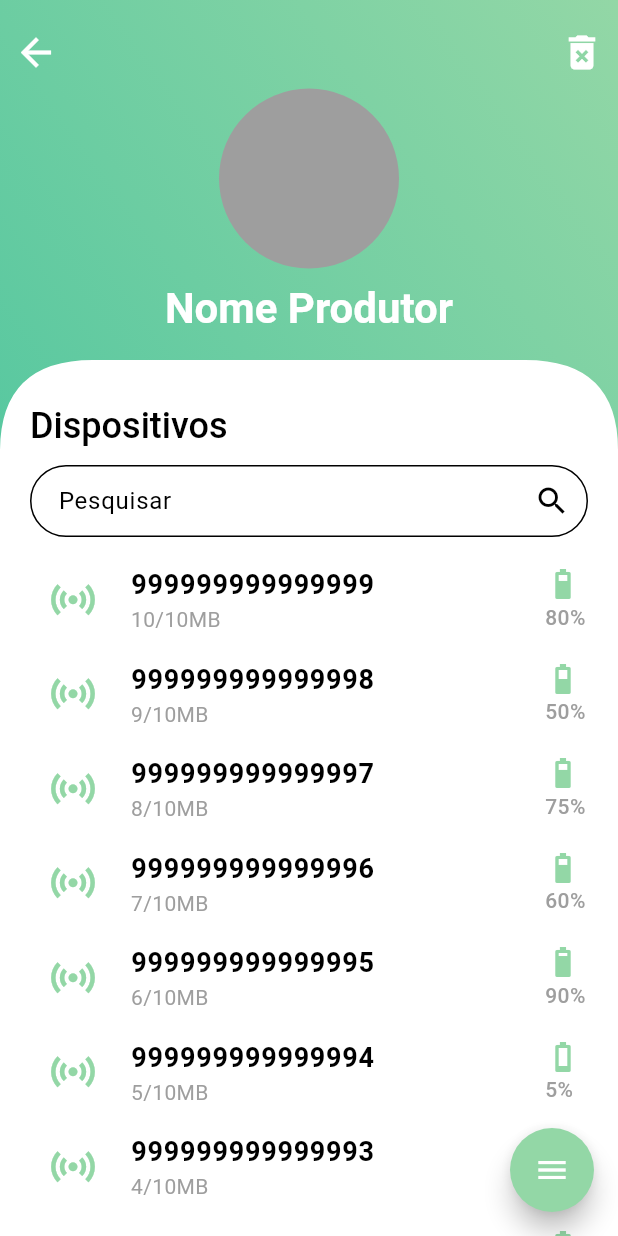
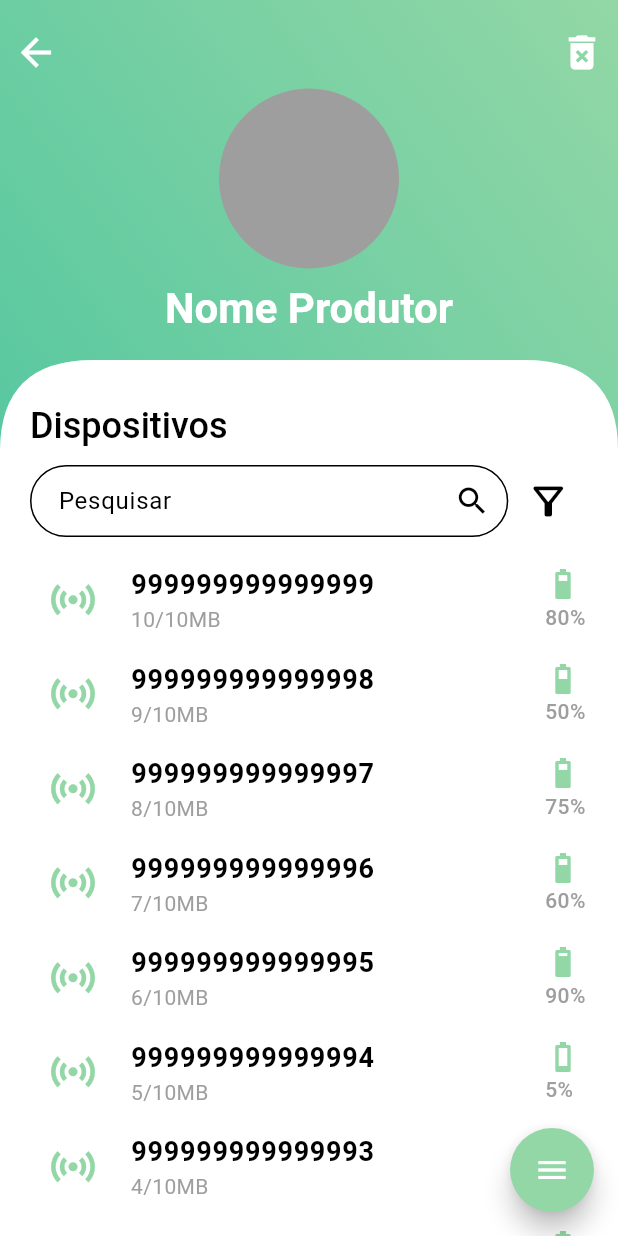
Before and after one commit to RobertoFMBarreto/guardian-people, a Flutter app: the ProducerPage screen opened by its route, on a phone screen of 412 x 824 dp. Run offline on Flutter 3.47's test engine with Material 2 defaults, Android fonts, the phone set to English and light mode, and no system bars; drawn by our look-alikes of flutter_speed_dial; missing offline and left inert: dart:ffi.

Commit message:
Producer page device filtering done

```diff
--- a/lib/main.dart
+++ b/lib/main.dart
@@ -55,6 +55,11 @@ class MyApp extends StatelessWidget {
           surface: gdBackgroundColor,
           onSurface: gdtOnBackgroundColor,
         ),
+        elevatedButtonTheme: const ElevatedButtonThemeData(
+          style: ButtonStyle(
+            backgroundColor: MaterialStatePropertyAll(gdSecondaryColor),
+          ),
+        ),
         inputDecorationTheme: InputDecorationTheme(
           border: OutlineInputBorder(
             borderRadius: BorderRadius.circular(50),
--- a/lib/models/models/device.dart
+++ b/lib/models/models/device.dart
@@ -2,10 +2,14 @@ class Device {
   final int imei;
   final int dataUsage;
   final int battery;
+  final double elevation;
+  final double temperature;
 
   const Device({
     required this.imei,
     required this.dataUsage,
     required this.battery,
+    required this.elevation,
+    required this.temperature,
   });
 }
--- a/lib/pages/admin/producer_page.dart
+++ b/lib/pages/admin/producer_page.dart
@@ -1,3 +1,5 @@
+import 'dart:ffi';
+
 import 'package:flutter/material.dart';
 import 'package:guardian/models/models/custom_floating_btn_options.dart';
 import 'package:guardian/models/models/device.dart';
@@ -5,7 +7,9 @@ import 'package:guardian/models/models/devices.dart';
 import 'package:guardian/models/models/focus_manager.dart';
 import 'package:guardian/widgets/device_item.dart';
 import 'package:guardian/widgets/floating_action_button.dart';
+import 'package:guardian/widgets/inputs/range_input.dart';
 import 'package:guardian/widgets/inputs/search_field_input.dart';
+import 'package:guardian/widgets/pages/admin/producer_page/producer_page_drawer.dart';
 
 import 'package:guardian/widgets/topbars/main_topbar/sliver_main_app_bar.dart';
 
@@ -17,17 +21,26 @@ class ProducerPage extends StatefulWidget {
 }
 
 class _ProducerPageState extends State<ProducerPage> {
+  final GlobalKey<ScaffoldState> _scaffoldKey = new GlobalKey<ScaffoldState>();
+  String searchString = '';
+  RangeValues _batteryRangeValues = const RangeValues(0, 100);
+  RangeValues _dtUsageRangeValues = const RangeValues(0, 10);
+  RangeValues _elevationRangeValues =
+      const RangeValues(0, 1500); //!TODO: Get maior/menor altura de todos os devices
+  RangeValues _tmpRangeValues =
+      const RangeValues(0, 35); //!TODO: Get maior/menor tmp de todos os devices
   List<Device> devices = const [
-    Device(imei: 999999999999999, dataUsage: 10, battery: 80),
-    Device(imei: 999999999999998, dataUsage: 9, battery: 50),
-    Device(imei: 999999999999997, dataUsage: 8, battery: 75),
-    Device(imei: 999999999999996, dataUsage: 7, battery: 60),
-    Device(imei: 999999999999995, dataUsage: 6, battery: 90),
-    Device(imei: 999999999999994, dataUsage: 5, battery: 5),
-    Device(imei: 999999999999993, dataUsage: 4, battery: 15),
-    Device(imei: 999999999999992, dataUsage: 3, battery: 26),
-    Device(imei: 999999999999991, dataUsage: 2, battery: 40),
-    Device(imei: 999999999999990, dataUsage: 1, battery: 61),
+    Device(
+        imei: 999999999999999, dataUsage: 10, battery: 80, elevation: 417.42828, temperature: 24),
+    Device(imei: 999999999999998, dataUsage: 9, battery: 50, elevation: 1013.5688, temperature: 24),
+    Device(imei: 999999999999997, dataUsage: 8, battery: 75, elevation: 894.76483, temperature: 24),
+    Device(imei: 999999999999996, dataUsage: 7, battery: 60, elevation: 134.28778, temperature: 24),
+    Device(imei: 999999999999995, dataUsage: 6, battery: 90, elevation: 1500, temperature: 24),
+    Device(imei: 999999999999994, dataUsage: 5, battery: 5, elevation: 1500, temperature: 24),
+    Device(imei: 999999999999993, dataUsage: 4, battery: 15, elevation: 1500, temperature: 24),
+    Device(imei: 999999999999992, dataUsage: 3, battery: 26, elevation: 1500, temperature: 24),
+    Device(imei: 999999999999991, dataUsage: 2, battery: 40, elevation: 1500, temperature: 24),
+    Device(imei: 999999999999990, dataUsage: 1, battery: 61, elevation: 1500, temperature: 24),
   ];
 
   List<Device> backupDevices = [];
@@ -42,11 +55,70 @@ class _ProducerPageState extends State<ProducerPage> {
   @override
   Widget build(BuildContext context) {
     ThemeData theme = Theme.of(context);
+    double deviceHeight = MediaQuery.of(context).size.height;
     return GestureDetector(
       onTap: () {
         CustomFocusManager.unfocus(context);
       },
       child: Scaffold(
+        key: _scaffoldKey,
+        endDrawer: SafeArea(
+          child: ProducerPageDrawer(
+            batteryRangeValues: _batteryRangeValues,
+            dtUsageRangeValues: _dtUsageRangeValues,
+            tmpRangeValues: _tmpRangeValues,
+            elevationRangeValues: _elevationRangeValues,
+            onChangedBat: (values) {
+              setState(() {
+                _batteryRangeValues = values;
+              });
+            },
+            onChangedDtUsg: (values) {
+              setState(() {
+                _dtUsageRangeValues = values;
+              });
+            },
+            onChangedTmp: (values) {
+              setState(() {
+                _tmpRangeValues = values;
+              });
+            },
+            onChangedElev: (values) {
+              setState(() {
+                _elevationRangeValues = values;
+              });
+            },
+            onConfirm: () {
+              setState(() {
+                devices = Devices.filterByAll(
+                  batteryRangeValues: _batteryRangeValues,
+                  dtUsageRangeValues: _dtUsageRangeValues,
+                  tmpRangeValues: _tmpRangeValues,
+                  elevationRangeValues: _elevationRangeValues,
+                  searchString: searchString,
+                  devicesList: backupDevices,
+                );
+              });
+              _scaffoldKey.currentState!.closeEndDrawer();
+            },
+            onResetFilters: () {
+              setState(() {
+                _batteryRangeValues = const RangeValues(0, 100);
+                _dtUsageRangeValues = const RangeValues(0, 10);
+                _elevationRangeValues = const RangeValues(0, 1500);
+                _tmpRangeValues = const RangeValues(0, 35);
+                devices = Devices.filterByAll(
+                  batteryRangeValues: _batteryRangeValues,
+                  dtUsageRangeValues: _dtUsageRangeValues,
+                  tmpRangeValues: _tmpRangeValues,
+                  elevationRangeValues: _elevationRangeValues,
+                  searchString: searchString,
+                  devicesList: backupDevices,
+                );
+              });
+            },
+          ),
+        ),
         floatingActionButton: CustomFloatingActionButton(
           options: [
             CustomFloatingActionButtonOption(
@@ -105,13 +177,30 @@ class _ProducerPageState extends State<ProducerPage> {
               SliverToBoxAdapter(
                 child: Padding(
                   padding: const EdgeInsets.symmetric(horizontal: 20.0, vertical: 10.0),
-                  child: SearchFieldInput(
-                    label: 'Pesquisar',
-                    onChanged: (searchString) {
-                      setState(() {
-                        devices = Devices.searchDevice(searchString, backupDevices);
-                      });
-                    },
+                  child: Row(
+                    children: [
+                      Expanded(
+                        flex: 12,
+                        child: SearchFieldInput(
+                          label: 'Pesquisar',
+                          onChanged: (value) {
+                            setState(() {
+                              searchString = value;
+                              devices = Devices.searchDevice(value, backupDevices);
+                            });
+                          },
+                        ),
+                      ),
+                      Expanded(
+                          flex: 2,
+                          child: IconButton(
+                            icon: const Icon(Icons.filter_alt_outlined),
+                            onPressed: () {
+                              _scaffoldKey.currentState!.openEndDrawer();
+                            },
+                            iconSize: 30,
+                          )),
+                    ],
                   ),
                 ),
               ),
@@ -123,6 +212,11 @@ class _ProducerPageState extends State<ProducerPage> {
                   deviceBattery: devices[index].battery,
                 ),
               ),
+              SliverToBoxAdapter(
+                child: Padding(
+                  padding: EdgeInsets.only(bottom: deviceHeight * 0.1),
+                ),
+              )
             ],
           ),
         ),
```
Also changed, not shown: lib/models/models/devices.dart (+75 -0 lines), lib/widgets/inputs/range_input.dart (added, +45 -0 lines), lib/widgets/pages/admin/producer_page/producer_page_drawer.dart (added, +98 -0 lines).
